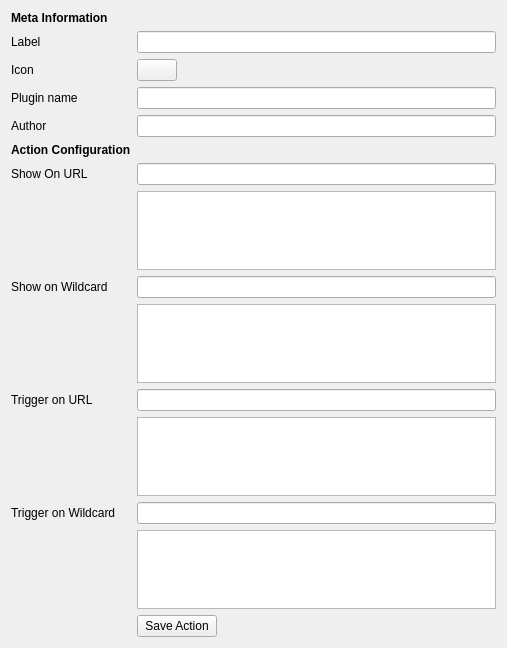
Before: the Qt Designer form webappeditor/src/webappaction.ui in KDE/silk, drawn with Qt 5.
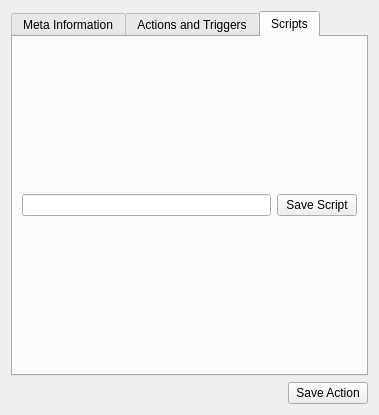
After: the same form once the commit is applied. The open tabs and pages were chosen to show the change. Custom widgets are drawn as their Qt base class.

Commit message: Separate tabs in action editor, add a texteditor for javascript (doesn't do much yet)

```diff
--- a/webappeditor/src/webappaction.ui
+++ b/webappeditor/src/webappaction.ui
@@ -6,14 +6,30 @@
    <rect>
     <x>0</x>
     <y>0</y>
-    <width>507</width>
-    <height>648</height>
+    <width>379</width>
+    <height>415</height>
    </rect>
   </property>
   <property name="windowTitle">
    <string>Form</string>
   </property>
-  <layout class="QFormLayout" name="formLayout">
+  <layout class="QVBoxLayout" name="verticalLayout">
+   <item>
+    <widget class="KTabWidget" name="actionTriggerTab">
+     <property name="minimumSize">
+      <size>
+       <width>0</width>
+       <height>50</height>
+      </size>
+     </property>
+     <property name="currentIndex">
+      <number>0</number>
+     </property>
+     <widget class="QWidget" name="metaTab">
+      <attribute name="title">
+       <string>Meta Information</string>
+      </attribute>
+      <layout class="QFormLayout" name="formLayout_2">
    <property name="fieldGrowthPolicy">
     <enum>QFormLayout::ExpandingFieldsGrow</enum>
    </property>
@@ -24,24 +40,24 @@
      </property>
     </widget>
    </item>
-   <item row="2" column="0">
+       <item row="1" column="0">
     <widget class="QLabel" name="labellabel">
      <property name="text">
       <string>Label</string>
      </property>
     </widget>
    </item>
-   <item row="2" column="1">
+       <item row="1" column="1">
     <widget class="QLineEdit" name="label"/>
    </item>
-   <item row="4" column="0">
+       <item row="2" column="0">
     <widget class="QLabel" name="label_10">
      <property name="text">
       <string>Icon</string>
      </property>
     </widget>
    </item>
-   <item row="4" column="1">
+       <item row="2" column="1">
     <widget class="KIconButton" name="icon">
      <property name="icon">
       <string>internet-web-browser</string>
@@ -51,86 +67,162 @@
      </property>
     </widget>
    </item>
-   <item row="6" column="0">
+       <item row="3" column="0">
     <widget class="QLabel" name="label_5">
      <property name="text">
       <string>Plugin name</string>
      </property>
     </widget>
    </item>
-   <item row="6" column="1">
+       <item row="3" column="1">
     <widget class="QLineEdit" name="pluginName"/>
    </item>
-   <item row="8" column="0">
+       <item row="4" column="0">
     <widget class="QLabel" name="label_4">
      <property name="text">
       <string>Author</string>
      </property>
     </widget>
    </item>
-   <item row="8" column="1">
+       <item row="4" column="1">
     <widget class="QLineEdit" name="author"/>
    </item>
-   <item row="10" column="0">
+      </layout>
+     </widget>
+     <widget class="QWidget" name="triggerTab">
+      <attribute name="title">
+       <string>Actions and Triggers</string>
+      </attribute>
+      <layout class="QFormLayout" name="formLayout">
+       <property name="fieldGrowthPolicy">
+        <enum>QFormLayout::ExpandingFieldsGrow</enum>
+       </property>
+       <item row="0" column="0">
     <widget class="QLabel" name="label_9">
      <property name="text">
       <string>&lt;b&gt;Action Configuration&lt;/b&gt;</string>
      </property>
     </widget>
    </item>
-   <item row="13" column="0">
+       <item row="1" column="0">
     <widget class="QLabel" name="label_14">
      <property name="text">
       <string>Show On URL</string>
      </property>
     </widget>
    </item>
-   <item row="13" column="1">
+       <item row="1" column="1">
     <widget class="KLineEdit" name="showOnUrlLine"/>
    </item>
-   <item row="14" column="1">
+       <item row="2" column="1">
     <widget class="KListWidget" name="showOnUrl"/>
    </item>
-   <item row="15" column="0">
+       <item row="3" column="0">
     <widget class="QLabel" name="label_7">
      <property name="text">
       <string>Show on Wildcard</string>
      </property>
     </widget>
    </item>
-   <item row="15" column="1">
+       <item row="3" column="1">
     <widget class="KLineEdit" name="showOnWildcardLine"/>
    </item>
-   <item row="16" column="1">
+       <item row="4" column="1">
     <widget class="KListWidget" name="showOnWildcard"/>
    </item>
-   <item row="17" column="0">
+       <item row="5" column="0">
     <widget class="QLabel" name="label_8">
      <property name="text">
       <string>Trigger on URL</string>
      </property>
     </widget>
    </item>
-   <item row="17" column="1">
+       <item row="5" column="1">
     <widget class="KLineEdit" name="triggerOnUrlLine"/>
    </item>
-   <item row="18" column="1">
+       <item row="6" column="1">
     <widget class="KListWidget" name="triggerOnUrl"/>
    </item>
-   <item row="19" column="0">
+       <item row="7" column="0">
     <widget class="QLabel" name="label_2">
      <property name="text">
       <string>Trigger on Wildcard</string>
      </property>
     </widget>
    </item>
-   <item row="19" column="1">
+       <item row="7" column="1">
     <widget class="KLineEdit" name="triggerOnWildcardLine"/>
    </item>
-   <item row="23" column="1">
+       <item row="8" column="1">
     <widget class="KListWidget" name="triggerOnWildcard"/>
    </item>
-   <item row="24" column="1">
+      </layout>
+      <zorder>showOnUrl</zorder>
+      <zorder>label_7</zorder>
+      <zorder>showOnWildcard</zorder>
+      <zorder>label_14</zorder>
+      <zorder>triggerOnWildcardLine</zorder>
+      <zorder>triggerOnWildcard</zorder>
+      <zorder>showOnUrlLine</zorder>
+      <zorder>triggerOnUrlLine</zorder>
+      <zorder>label_9</zorder>
+      <zorder>triggerOnUrl</zorder>
+      <zorder>label_8</zorder>
+      <zorder>showOnWildcardLine</zorder>
+      <zorder>label_2</zorder>
+      <zorder>label_7</zorder>
+      <zorder>showOnUrl</zorder>
+      <zorder>showOnWildcard</zorder>
+      <zorder>triggerOnWildcardLine</zorder>
+      <zorder>label_14</zorder>
+      <zorder>triggerOnWildcard</zorder>
+      <zorder>showOnUrlLine</zorder>
+      <zorder>triggerOnUrlLine</zorder>
+      <zorder>triggerOnUrl</zorder>
+      <zorder>label_9</zorder>
+      <zorder>label_8</zorder>
+      <zorder>label_2</zorder>
+      <zorder>showOnWildcardLine</zorder>
+     </widget>
+     <widget class="QWidget" name="scriptsTab">
+      <attribute name="title">
+       <string>Scripts</string>
+      </attribute>
+      <layout class="QVBoxLayout" name="verticalLayout_2">
+       <item>
+        <layout class="QHBoxLayout" name="horizontalLayout_2">
+         <item>
+          <widget class="QLineEdit" name="lineEdit"/>
+         </item>
+         <item>
+          <widget class="KPushButton" name="kpushbutton">
+           <property name="text">
+            <string>Save Script</string>
+           </property>
+          </widget>
+         </item>
+        </layout>
+       </item>
+      </layout>
+     </widget>
+    </widget>
+   </item>
+   <item>
+    <layout class="QHBoxLayout" name="horizontalLayout">
+     <item>
+      <spacer name="horizontalSpacer">
+       <property name="orientation">
+        <enum>Qt::Horizontal</enum>
+       </property>
+       <property name="sizeHint" stdset="0">
+        <size>
+         <width>40</width>
+         <height>20</height>
+        </size>
+       </property>
+      </spacer>
+     </item>
+     <item>
     <widget class="KPushButton" name="saveButton">
      <property name="text">
       <string>Save Action</string>
@@ -138,6 +230,8 @@
     </widget>
    </item>
   </layout>
+   </item>
+  </layout>
  </widget>
  <customwidgets>
   <customwidget>
@@ -160,6 +254,12 @@
    <extends>QLineEdit</extends>
    <header>klineedit.h</header>
   </customwidget>
+  <customwidget>
+   <class>KTabWidget</class>
+   <extends>QTabWidget</extends>
+   <header>ktabwidget.h</header>
+   <container>1</container>
+  </customwidget>
  </customwidgets>
  <resources/>
  <connections/>
```
Lines whose indentation alone changed are shown as unchanged. The commit also changes 4 other files.
